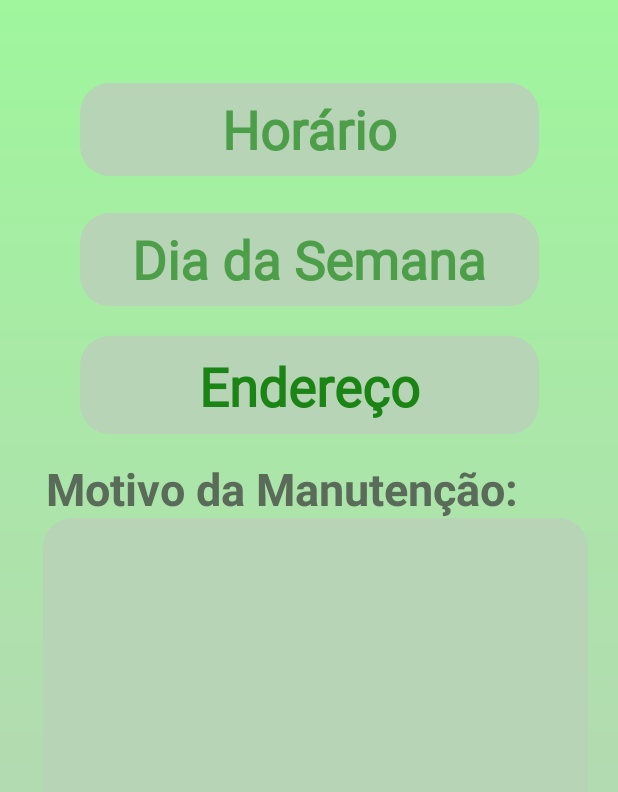
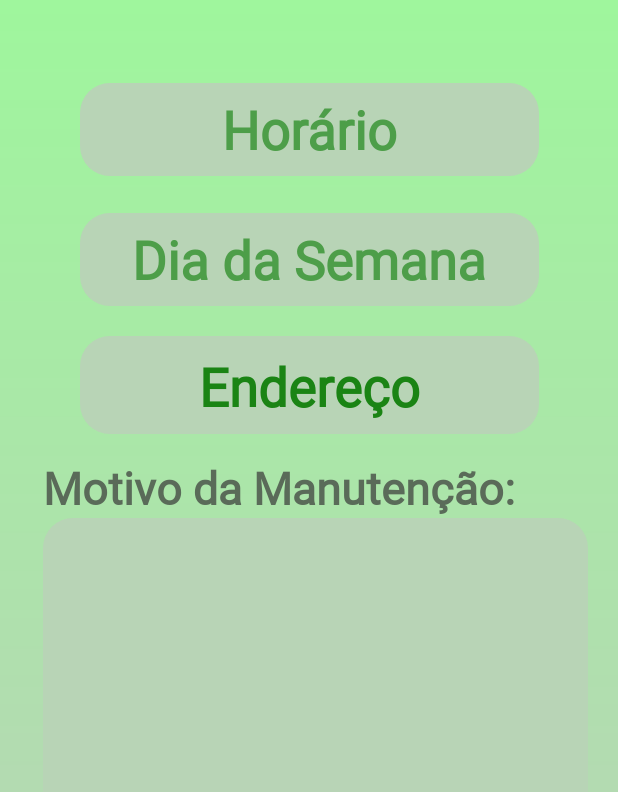
Before and after one commit to camila-frimmel/Proj._Integrador, an Android app: the ManutençãoCliente screen opened directly, with no data from a screen before it, on a phone screen of 412 x 824 dp, the part 259-1051 px from its top. Run offline under Robolectric (Android 15) with nearby library versions, the phone set to English and light mode, and no system bars.

Commit message:
Update - manutençãocliente

```diff
--- a/app/src/main/res/layout/activity_manutencaocliente.xml
+++ b/app/src/main/res/layout/activity_manutencaocliente.xml
@@ -115,14 +115,17 @@
                 android:layout_marginTop="290dp"
                 android:layout_marginEnd="68dp"
                 android:layout_marginBottom="257dp"
+                android:fontFamily="@font/itim"
                 android:text="Motivo da Manutenção:"
                 android:textColor="#5A6B59"
                 android:textSize="30sp"
                 android:textStyle="bold"
                 app:layout_constraintBottom_toBottomOf="parent"
                 app:layout_constraintEnd_toEndOf="parent"
+                app:layout_constraintHorizontal_bias="0.0"
                 app:layout_constraintStart_toStartOf="parent"
-                app:layout_constraintTop_toTopOf="parent" />
+                app:layout_constraintTop_toTopOf="parent"
+                app:layout_constraintVertical_bias="1.0" />
 
             <EditText
                 android:id="@+id/editTextTextMultiLine"
```
